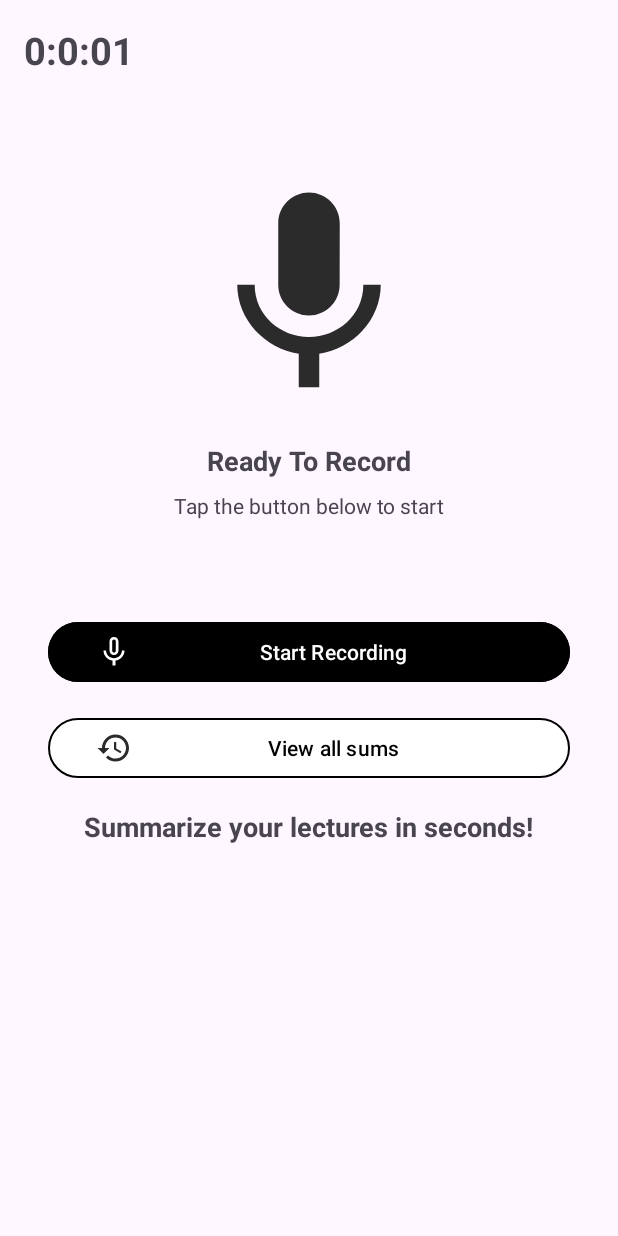
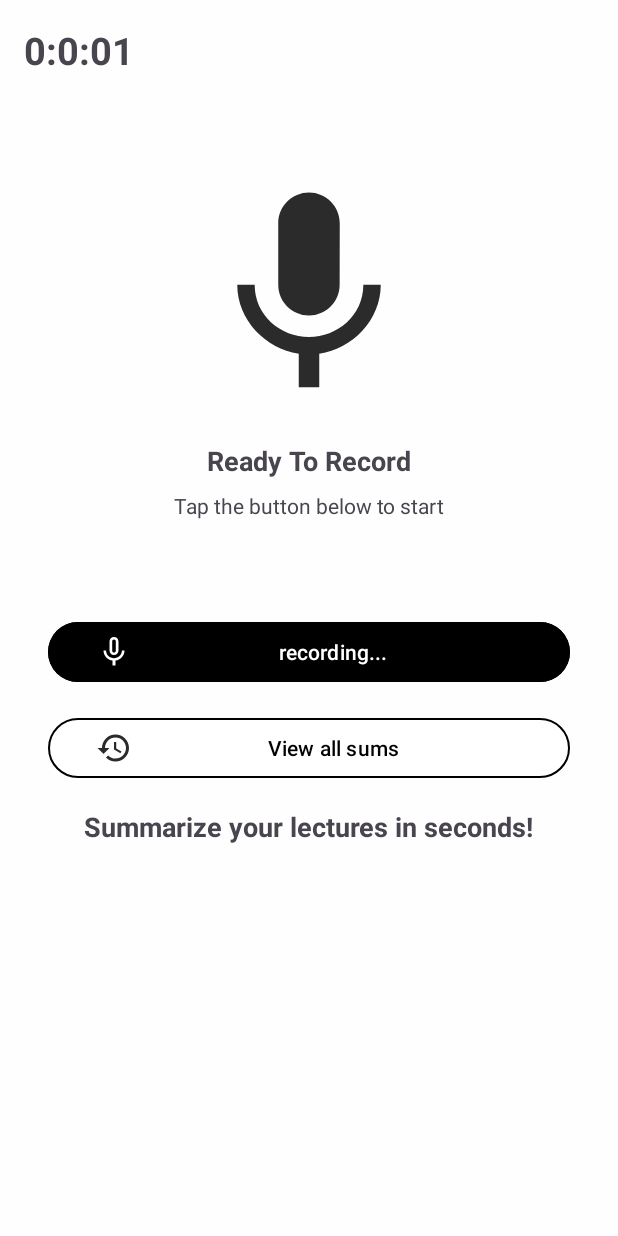
Before and after one commit to RoboGlikman/Summit, an Android app: the screen it shows after launch (MainActivity), after a tap on "Start Recording", on a phone screen of 412 x 824 dp. Run offline under Robolectric (Android 15) with nearby library versions, the phone set to English and light mode, and no system bars; libraries missing offline, so code that uses them is left out: com.chaquo.python.

Commit message:
changed some button...

```diff
--- a/app/src/main/java/com/example/summit/MainFragment.java
+++ b/app/src/main/java/com/example/summit/MainFragment.java
@@ -126,6 +126,7 @@ public class MainFragment extends Fragment {
                         if (ContextCompat.checkSelfPermission(getActivity(), PERMISSION_RECORD_AUDIO) == PackageManager.PERMISSION_GRANTED
                         && ContextCompat.checkSelfPermission(getActivity(), PERMISSION_POST_NOTIFICATIONS) == PackageManager.PERMISSION_GRANTED){
 
+                            recordBtn.setText(R.string.recording);
 
                             startTime = SystemClock.uptimeMillis();
                             handler.postDelayed(runnable, 0);
--- a/app/src/main/res/layout/main_fragment.xml
+++ b/app/src/main/res/layout/main_fragment.xml
@@ -4,7 +4,8 @@
     xmlns:tools="http://schemas.android.com/tools"
     android:layout_width="match_parent"
     android:layout_height="match_parent"
-    tools:context=".MainActivity">
+    tools:context=".MainActivity"
+    android:background="@color/default_background_color">
 
     <TextView
         android:id="@+id/timespan_tv"
--- a/app/src/main/res/values/strings.xml
+++ b/app/src/main/res/values/strings.xml
@@ -22,4 +22,5 @@
     <string name="tap_btn_below_start">Tap the button below to start</string>
     <string name="start_recording">Start Recording</string>
     <string name="date">Date:</string>
+    <string name="recording">recording...</string>
 </resources>
```
Also changed, not shown: 1 other file.
